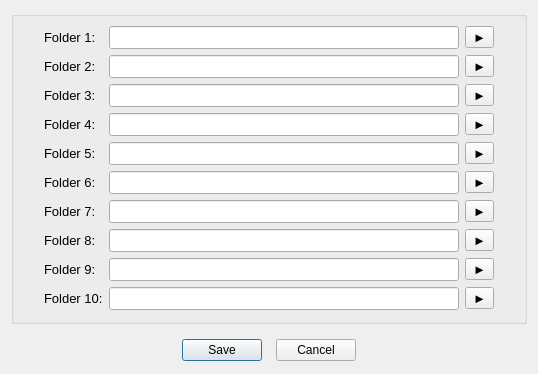
First picture: the form in forms/dialog_preset.ui, repository copperspice/diamond, before the edit.
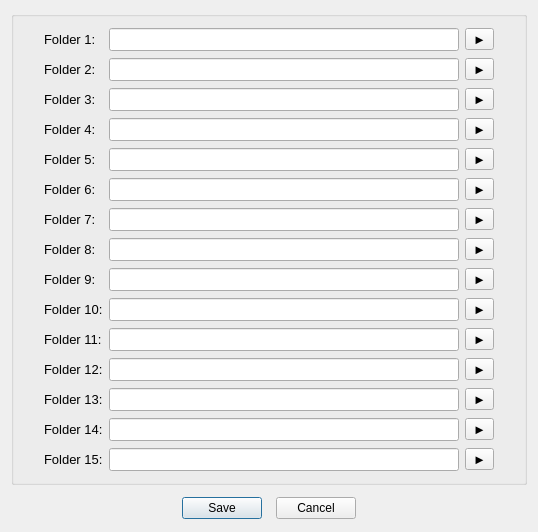
Second picture: the form after the edit.

Commit message: Add network servers to preset list

The edit to the form file:
```diff
--- a/forms/dialog_preset.ui
+++ b/forms/dialog_preset.ui
@@ -7,7 +7,7 @@
     <x>0</x>
     <y>0</y>
     <width>531</width>
-    <height>363</height>
+    <height>516</height>
    </rect>
   </property>
   <property name="windowTitle">
@@ -29,7 +29,7 @@
        <number>30</number>
       </property>
       <property name="topMargin">
-       <number>9</number>
+       <number>11</number>
       </property>
       <property name="rightMargin">
        <number>30</number>
@@ -37,142 +37,127 @@
       <property name="bottomMargin">
        <number>11</number>
       </property>
-      <property name="spacing">
+      <property name="horizontalSpacing">
        <number>6</number>
       </property>
-      <item row="0" column="6">
-       <widget class="QToolButton" name="folder1_TB">
+      <property name="verticalSpacing">
+       <number>7</number>
+      </property>
+      <item row="11" column="0">
+       <widget class="QLabel" name="label_50">
+        <property name="text">
+         <string>Folder 10:</string>
+        </property>
+       </widget>
+      </item>
+      <item row="5" column="2">
+       <widget class="QLineEdit" name="folder6">
+        <property name="minimumSize">
+         <size>
+          <width>350</width>
+          <height>0</height>
+         </size>
+        </property>
+        <property name="readOnly">
+         <bool>false</bool>
+        </property>
+       </widget>
+      </item>
+      <item row="10" column="6">
+       <widget class="QToolButton" name="folder9_TB">
+        <property name="text">
+         <string>►</string>
+        </property>
+       </widget>
+      </item>
+      <item row="1" column="6">
+       <widget class="QToolButton" name="folder2_TB">
         <property name="text">
          <string>►</string>
         </property>
        </widget>
       </item>
       <item row="2" column="0">
-       <widget class="QLabel" name="label_45">
-        <property name="text">
-         <string>Folder 3:</string>
-        </property>
-       </widget>
-      </item>
-      <item row="4" column="0">
-       <widget class="QLabel" name="label_47">
-        <property name="text">
-         <string>Folder 5:</string>
-        </property>
-       </widget>
-      </item>
-      <item row="5" column="0">
-       <widget class="QLabel" name="label_48">
-        <property name="text">
-         <string>Folder 6:</string>
-        </property>
-       </widget>
-      </item>
-      <item row="0" column="0">
        <widget class="QLabel" name="label_43">
         <property name="text">
-         <string>Folder 1:</string>
-        </property>
-       </widget>
-      </item>
-      <item row="6" column="6">
-       <widget class="QToolButton" name="folder7_TB">
-        <property name="text">
-         <string>►</string>
+         <string>Folder 3:</string>
         </property>
        </widget>
       </item>
       <item row="3" column="0">
-       <widget class="QLabel" name="label_46">
-        <property name="text">
-         <string>Folder 4:</string>
-        </property>
-       </widget>
-      </item>
-      <item row="2" column="6">
-       <widget class="QToolButton" name="folder3_TB">
-        <property name="text">
-         <string>►</string>
-        </property>
-       </widget>
-      </item>
-      <item row="4" column="6">
-       <widget class="QToolButton" name="folder5_TB">
-        <property name="text">
-         <string>►</string>
-        </property>
-       </widget>
-      </item>
-      <item row="1" column="0">
        <widget class="QLabel" name="label_44">
         <property name="text">
-         <string>Folder 2:</string>
+         <string>Folder 4:</string>
         </property>
        </widget>
       </item>
-      <item row="9" column="0">
-       <widget class="QLabel" name="label_50">
+      <item row="12" column="6">
+       <widget class="QToolButton" name="folder11_TB">
         <property name="text">
-         <string>Folder 8:</string>
-        </property>
-       </widget>
-      </item>
-      <item row="3" column="6">
-       <widget class="QToolButton" name="folder4_TB">
-        <property name="text">
          <string>►</string>
         </property>
        </widget>
       </item>
-      <item row="6" column="0">
-       <widget class="QLabel" name="label_49">
+      <item row="6" column="6">
+       <widget class="QToolButton" name="folder7_TB">
         <property name="text">
-         <string>Folder 7:</string>
-        </property>
-       </widget>
-      </item>
-      <item row="1" column="6">
-       <widget class="QToolButton" name="folder2_TB">
-        <property name="text">
          <string>►</string>
         </property>
        </widget>
       </item>
-      <item row="5" column="6">
-       <widget class="QToolButton" name="folder6_TB">
-        <property name="text">
-         <string>►</string>
-        </property>
-       </widget>
-      </item>
-      <item row="9" column="6">
-       <widget class="QToolButton" name="folder8_TB">
-        <property name="text">
-         <string>►</string>
-        </property>
-       </widget>
-      </item>
-      <item row="10" column="6">
-       <widget class="QToolButton" name="folder9_TB">
-        <property name="text">
-         <string>►</string>
-        </property>
-       </widget>
-      </item>
-      <item row="11" column="0">
-       <widget class="QLabel" name="label_53">
-        <property name="text">
-         <string>Folder 10:</string>
-        </property>
-       </widget>
-      </item>
       <item row="10" column="0">
-       <widget class="QLabel" name="label_51">
+       <widget class="QLabel" name="label_49">
         <property name="text">
          <string>Folder 9:</string>
         </property>
        </widget>
       </item>
+      <item row="12" column="0">
+       <widget class="QLabel" name="label_51">
+        <property name="text">
+         <string>Folder 11:</string>
+        </property>
+       </widget>
+      </item>
+      <item row="2" column="2">
+       <widget class="QLineEdit" name="folder3">
+        <property name="minimumSize">
+         <size>
+          <width>350</width>
+          <height>0</height>
+         </size>
+        </property>
+        <property name="readOnly">
+         <bool>false</bool>
+        </property>
+       </widget>
+      </item>
+      <item row="13" column="2">
+       <widget class="QLineEdit" name="folder12">
+        <property name="minimumSize">
+         <size>
+          <width>350</width>
+          <height>0</height>
+         </size>
+        </property>
+        <property name="readOnly">
+         <bool>false</bool>
+        </property>
+       </widget>
+      </item>
+      <item row="0" column="2">
+       <widget class="QLineEdit" name="folder1">
+        <property name="minimumSize">
+         <size>
+          <width>350</width>
+          <height>0</height>
+         </size>
+        </property>
+        <property name="readOnly">
+         <bool>false</bool>
+        </property>
+       </widget>
+      </item>
       <item row="11" column="6">
        <widget class="QToolButton" name="folder10_TB">
         <property name="text">
@@ -180,8 +165,15 @@
         </property>
        </widget>
       </item>
-      <item row="11" column="1">
-       <widget class="QLineEdit" name="folder10">
+      <item row="9" column="6">
+       <widget class="QToolButton" name="folder8_TB">
+        <property name="text">
+         <string>►</string>
+        </property>
+       </widget>
+      </item>
+      <item row="12" column="2">
+       <widget class="QLineEdit" name="folder11">
         <property name="minimumSize">
          <size>
           <width>350</width>
@@ -193,20 +185,28 @@
         </property>
        </widget>
       </item>
-      <item row="10" column="1">
-       <widget class="QLineEdit" name="folder9">
-        <property name="minimumSize">
-         <size>
-          <width>350</width>
-          <height>0</height>
-         </size>
+      <item row="15" column="0">
+       <widget class="QLabel" name="label_54">
+        <property name="text">
+         <string>Folder 14:</string>
         </property>
-        <property name="readOnly">
-         <bool>false</bool>
+       </widget>
+      </item>
+      <item row="13" column="0">
+       <widget class="QLabel" name="label_52">
+        <property name="text">
+         <string>Folder 12:</string>
         </property>
        </widget>
       </item>
-      <item row="9" column="1">
+      <item row="5" column="6">
+       <widget class="QToolButton" name="folder6_TB">
+        <property name="text">
+         <string>►</string>
+        </property>
+       </widget>
+      </item>
+      <item row="9" column="2">
        <widget class="QLineEdit" name="folder8">
         <property name="minimumSize">
          <size>
@@ -219,8 +219,8 @@
         </property>
        </widget>
       </item>
-      <item row="6" column="1">
-       <widget class="QLineEdit" name="folder7">
+      <item row="1" column="2">
+       <widget class="QLineEdit" name="folder2">
         <property name="minimumSize">
          <size>
           <width>350</width>
@@ -232,8 +232,15 @@
         </property>
        </widget>
       </item>
-      <item row="5" column="1">
-       <widget class="QLineEdit" name="folder6">
+      <item row="1" column="0">
+       <widget class="QLabel" name="label_42">
+        <property name="text">
+         <string>Folder 2:</string>
+        </property>
+       </widget>
+      </item>
+      <item row="14" column="2">
+       <widget class="QLineEdit" name="folder13">
         <property name="minimumSize">
          <size>
           <width>350</width>
@@ -245,7 +252,21 @@
         </property>
        </widget>
       </item>
-      <item row="4" column="1">
+      <item row="13" column="6">
+       <widget class="QToolButton" name="folder12_TB">
+        <property name="text">
+         <string>►</string>
+        </property>
+       </widget>
+      </item>
+      <item row="15" column="6">
+       <widget class="QToolButton" name="folder14_TB">
+        <property name="text">
+         <string>►</string>
+        </property>
+       </widget>
+      </item>
+      <item row="4" column="2">
        <widget class="QLineEdit" name="folder5">
         <property name="minimumSize">
          <size>
@@ -258,7 +279,27 @@
         </property>
        </widget>
       </item>
-      <item row="3" column="1">
+      <item row="14" column="0">
+       <widget class="QLabel" name="label_53">
+        <property name="text">
+         <string>Folder 13:</string>
+        </property>
+       </widget>
+      </item>
+      <item row="15" column="2">
+       <widget class="QLineEdit" name="folder14">
+        <property name="minimumSize">
+         <size>
+          <width>350</width>
+          <height>0</height>
+         </size>
+        </property>
+        <property name="readOnly">
+         <bool>false</bool>
+        </property>
+       </widget>
+      </item>
+      <item row="3" column="2">
        <widget class="QLineEdit" name="folder4">
         <property name="minimumSize">
          <size>
@@ -271,8 +312,29 @@
         </property>
        </widget>
       </item>
-      <item row="2" column="1">
-       <widget class="QLineEdit" name="folder3">
+      <item row="6" column="0">
+       <widget class="QLabel" name="label_47">
+        <property name="text">
+         <string>Folder 7:</string>
+        </property>
+       </widget>
+      </item>
+      <item row="14" column="6">
+       <widget class="QToolButton" name="folder13_TB">
+        <property name="text">
+         <string>►</string>
+        </property>
+       </widget>
+      </item>
+      <item row="9" column="0">
+       <widget class="QLabel" name="label_48">
+        <property name="text">
+         <string>Folder 8:</string>
+        </property>
+       </widget>
+      </item>
+      <item row="6" column="2">
+       <widget class="QLineEdit" name="folder7">
         <property name="minimumSize">
          <size>
           <width>350</width>
@@ -284,8 +346,22 @@
         </property>
        </widget>
       </item>
-      <item row="1" column="1">
-       <widget class="QLineEdit" name="folder2">
+      <item row="3" column="6">
+       <widget class="QToolButton" name="folder4_TB">
+        <property name="text">
+         <string>►</string>
+        </property>
+       </widget>
+      </item>
+      <item row="4" column="0">
+       <widget class="QLabel" name="label_45">
+        <property name="text">
+         <string>Folder 5:</string>
+        </property>
+       </widget>
+      </item>
+      <item row="10" column="2">
+       <widget class="QLineEdit" name="folder9">
         <property name="minimumSize">
          <size>
           <width>350</width>
@@ -297,8 +373,15 @@
         </property>
        </widget>
       </item>
-      <item row="0" column="1">
-       <widget class="QLineEdit" name="folder1">
+      <item row="4" column="6">
+       <widget class="QToolButton" name="folder5_TB">
+        <property name="text">
+         <string>►</string>
+        </property>
+       </widget>
+      </item>
+      <item row="11" column="2">
+       <widget class="QLineEdit" name="folder10">
         <property name="minimumSize">
          <size>
           <width>350</width>
@@ -310,6 +393,61 @@
         </property>
        </widget>
       </item>
+      <item row="5" column="0">
+       <widget class="QLabel" name="label_46">
+        <property name="text">
+         <string>Folder 6:</string>
+        </property>
+       </widget>
+      </item>
+      <item row="2" column="6">
+       <widget class="QToolButton" name="folder3_TB">
+        <property name="text">
+         <string>►</string>
+        </property>
+       </widget>
+      </item>
+      <item row="0" column="0">
+       <widget class="QLabel" name="label_41">
+        <property name="text">
+         <string>Folder 1:</string>
+        </property>
+       </widget>
+      </item>
+      <item row="0" column="6">
+       <widget class="QToolButton" name="folder1_TB">
+        <property name="text">
+         <string>►</string>
+        </property>
+       </widget>
+      </item>
+      <item row="16" column="2">
+       <widget class="QLineEdit" name="folder15">
+        <property name="minimumSize">
+         <size>
+          <width>350</width>
+          <height>0</height>
+         </size>
+        </property>
+        <property name="readOnly">
+         <bool>false</bool>
+        </property>
+       </widget>
+      </item>
+      <item row="16" column="6">
+       <widget class="QToolButton" name="folder15_TB">
+        <property name="text">
+         <string>►</string>
+        </property>
+       </widget>
+      </item>
+      <item row="16" column="0">
+       <widget class="QLabel" name="label_55">
+        <property name="text">
+         <string>Folder 15:</string>
+        </property>
+       </widget>
+      </item>
      </layout>
     </widget>
    </item>
@@ -323,8 +461,8 @@
      </property>
      <property name="sizeHint" stdset="0">
       <size>
-       <width>20</width>
-       <height>8</height>
+       <width>17</width>
+       <height>5</height>
       </size>
      </property>
     </spacer>
```
Left out of the diff: 20 changed lines with no effect on the pictures. The commit also changes 7 other files.
